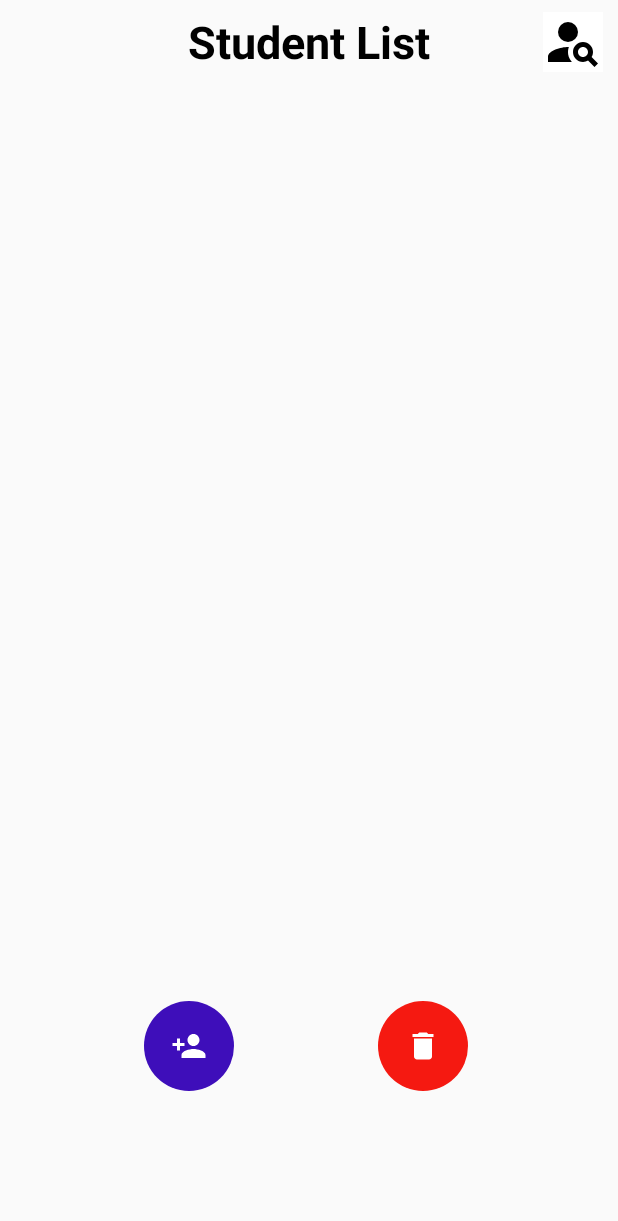
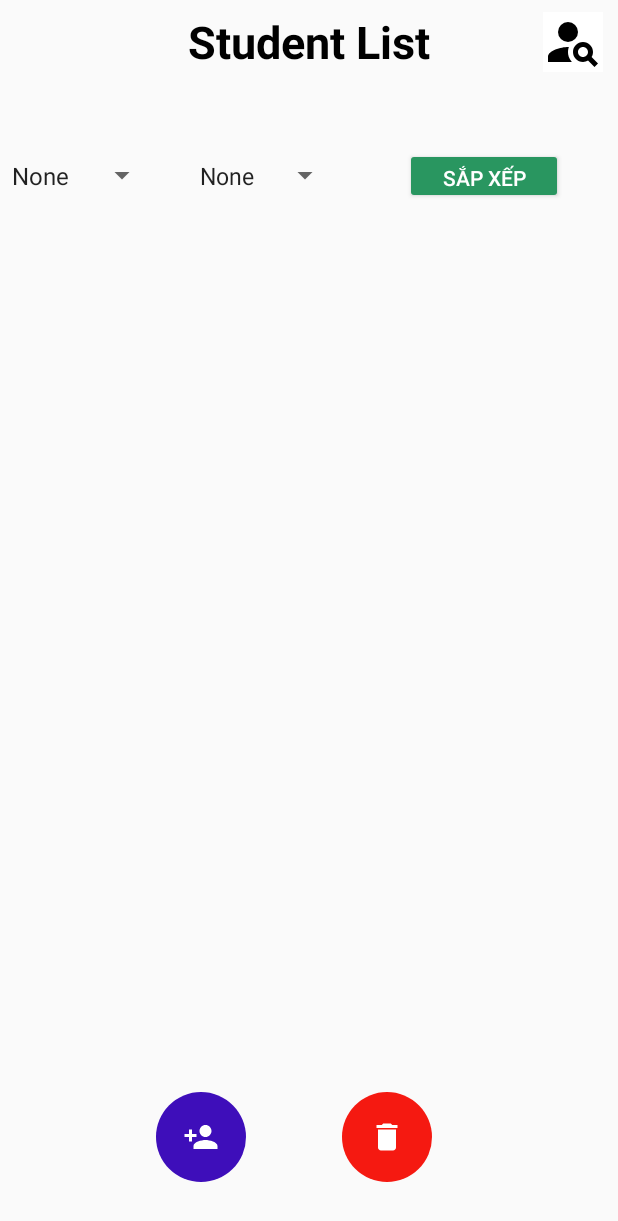
Before and after one commit to huwuxtins/StudentManagement, an Android app: the layout activity_student_list.xml on its own in the app's theme, with its tools: preview values and no code run, on a phone screen of 412 x 824 dp. Shown: the top 1221 px of the screen. Run offline under Robolectric (Android 15) with nearby library versions, the phone set to English and light mode, and no system bars.

Commit message:
#sort student 29/11/2023

```diff
--- a/app/build.gradle.kts
+++ b/app/build.gradle.kts
@@ -35,7 +35,7 @@ android {
 
 dependencies {
 
-    implementation("androidx.appcompat:appcompat:1.6.1")
+
     implementation("com.google.android.material:material:1.10.0")
     implementation("androidx.constraintlayout:constraintlayout:2.1.4")
     implementation("com.google.firebase:firebase-database:20.3.0")
--- a/app/src/main/java/com/example/studentmanagement/AddStudent.java
+++ b/app/src/main/java/com/example/studentmanagement/AddStudent.java
@@ -141,8 +141,6 @@ public class AddStudent extends AppCompatActivity {
                     }
                 });
             }
-            // Now, you can use the selected file URI to perform further operations
-            // For example, you might want to read the content of the file or perform some other action
         }
     }
 }
--- a/app/src/main/res/layout/activity_student_list.xml
+++ b/app/src/main/res/layout/activity_student_list.xml
@@ -40,23 +40,26 @@
 
     <androidx.recyclerview.widget.RecyclerView
         android:id="@+id/recyclerview"
-        android:layout_width="match_parent"
-        android:layout_height="600dp"
+        android:layout_width="406dp"
+        android:layout_height="307dp"
+        android:layout_marginTop="120dp"
+        android:layout_marginBottom="172dp"
+        app:layout_constraintBottom_toBottomOf="parent"
         app:layout_constraintEnd_toEndOf="parent"
         app:layout_constraintTop_toBottomOf="@+id/tbListStudent"
+        app:layout_constraintVertical_bias="1.0"
         tools:ignore="MissingConstraints" />
 
     <ImageButton
         android:id="@+id/imageButtonAddStudent"
         android:layout_width="wrap_content"
         android:layout_height="wrap_content"
-        android:layout_marginStart="96dp"
+        android:layout_marginStart="104dp"
+        android:layout_marginBottom="36dp"
         android:background="@drawable/button_add"
         android:src="@drawable/add_user"
         app:layout_constraintBottom_toBottomOf="parent"
         app:layout_constraintStart_toStartOf="parent"
-        app:layout_constraintTop_toBottomOf="@+id/recyclerview"
-        app:layout_constraintVertical_bias="0.104"
         tools:ignore="MissingConstraints">
 
     </ImageButton>
@@ -65,15 +68,50 @@
         android:id="@+id/imageButtonDeleteStudent"
         android:layout_width="wrap_content"
         android:layout_height="wrap_content"
-        android:layout_marginEnd="100dp"
+        android:layout_marginEnd="124dp"
+        android:layout_marginBottom="36dp"
         android:background="@drawable/btn_delete"
         android:src="@drawable/baseline_delete_24"
         app:layout_constraintBottom_toBottomOf="parent"
         app:layout_constraintEnd_toEndOf="parent"
-        app:layout_constraintTop_toBottomOf="@+id/recyclerview"
-        app:layout_constraintVertical_bias="0.104"
         tools:ignore="MissingConstraints">
 
     </ImageButton>
 
+    <Spinner
+        android:id="@+id/attribute"
+        android:layout_width="105dp"
+        android:layout_height="39dp"
+        android:layout_marginTop="32dp"
+        android:entries="@array/attribute"
+        app:layout_constraintBottom_toTopOf="@+id/recyclerview"
+        app:layout_constraintStart_toStartOf="parent"
+        app:layout_constraintTop_toBottomOf="@+id/tbListStudent"
+        app:layout_constraintVertical_bias="0.044" />
+
+    <Spinner
+        android:id="@+id/typeSort"
+        android:layout_width="102dp"
+        android:layout_height="38dp"
+        android:layout_marginStart="20dp"
+        android:entries="@array/typeSort"
+        app:layout_constraintBottom_toBottomOf="@+id/attribute"
+        app:layout_constraintStart_toEndOf="@+id/attribute"
+        app:layout_constraintTop_toTopOf="@+id/attribute"
+        app:layout_constraintVertical_bias="0.435" />
+
+    <Button
+        android:id="@+id/btn_sort"
+        android:layout_width="105dp"
+        android:layout_height="37dp"
+        android:layout_marginStart="40dp"
+        android:text="Sắp xếp"
+        android:backgroundTint="#299660"
+        android:textColor="@color/white"
+        app:layout_constraintBottom_toBottomOf="@+id/typeSort"
+        app:layout_constraintEnd_toEndOf="parent"
+        app:layout_constraintHorizontal_bias="0.061"
+        app:layout_constraintStart_toEndOf="@+id/typeSort"
+        app:layout_constraintTop_toTopOf="@+id/typeSort" />
+
 </androidx.constraintlayout.widget.ConstraintLayout>
--- a/app/src/main/res/values/strings.xml
+++ b/app/src/main/res/values/strings.xml
@@ -20,4 +20,16 @@
         <item>Employee</item>
     </string-array>
 
+    <string-array name="attribute">
+        <item>None</item>
+        <item>Class</item>
+        <item>Birthday</item>
+    </string-array>
+
+    <string-array name="typeSort">
+        <item>None</item>
+        <item>Ascending</item>
+        <item>Descending</item>
+    </string-array>
+
 </resources>
```
Also changed, not shown: app/src/main/java/com/example/studentmanagement/StudentList.java (+94 -0 lines), app/src/main/java/com/example/studentmanagement/adapter/StudentAdapter.java (+8 -1 lines), app/src/main/java/com/example/studentmanagement/models/Student.java (+62 -0 lines), app/src/main/res/layout/item_student_view.xml (+9 -0 lines).
